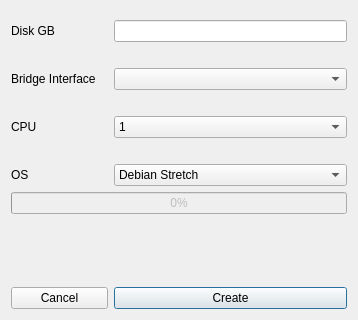
This is DlgCreatePeer.ui in subutai-io/control-center as Qt 5 draws it before an edit; both pictures show x 0 to 358 and y 163 to 483 of the 358 by 483 pixel window. The edited form follows.
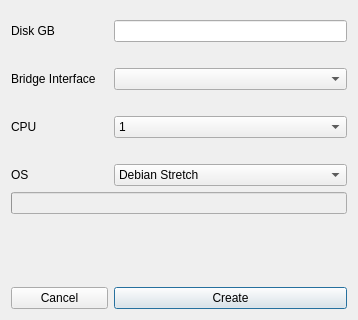
This is the edited form.

Commit message: create metadata url file for box version

Diff of the .ui file:
```diff
--- a/DlgCreatePeer.ui
+++ b/DlgCreatePeer.ui
@@ -319,6 +319,9 @@
      <property name="value">
       <number>0</number>
      </property>
+     <property name="textVisible">
+      <bool>false</bool>
+     </property>
     </widget>
    </item>
   </layout>
```
The commit also changes 1 other file.
